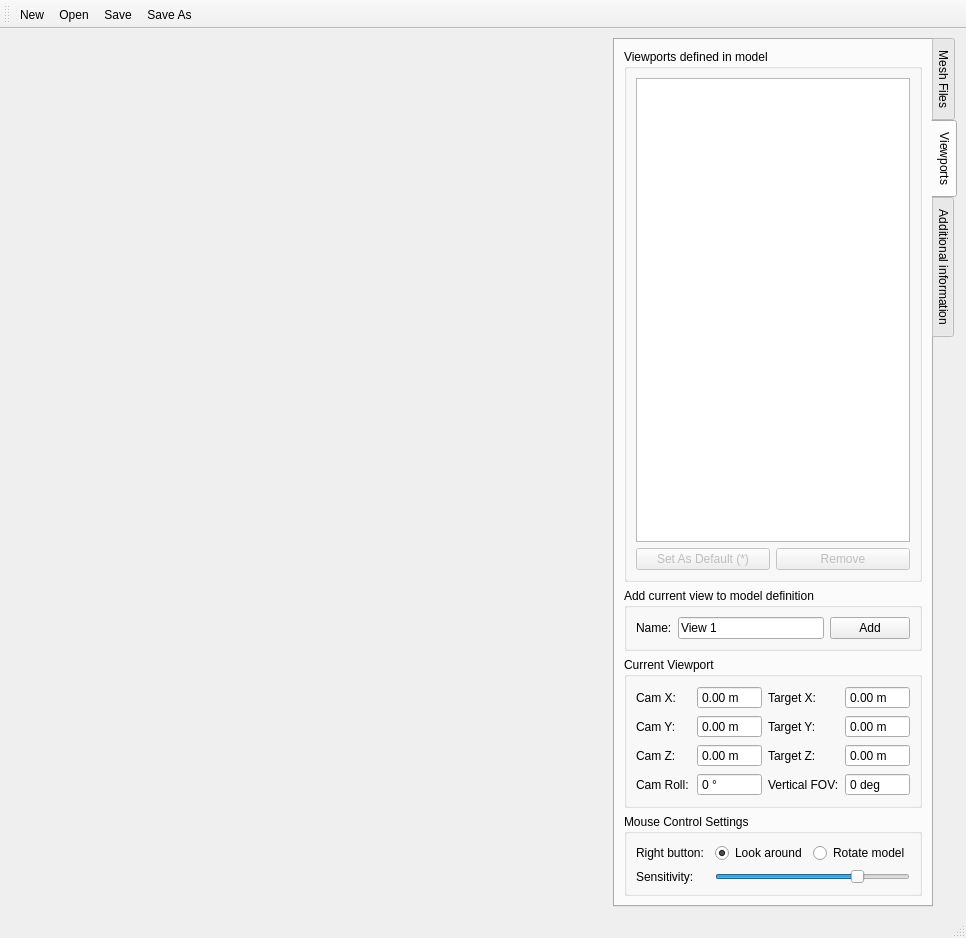
euratom-software/calcam, file calcam/gui/qt_designer_files/cad_edit.ui: the form before one commit.
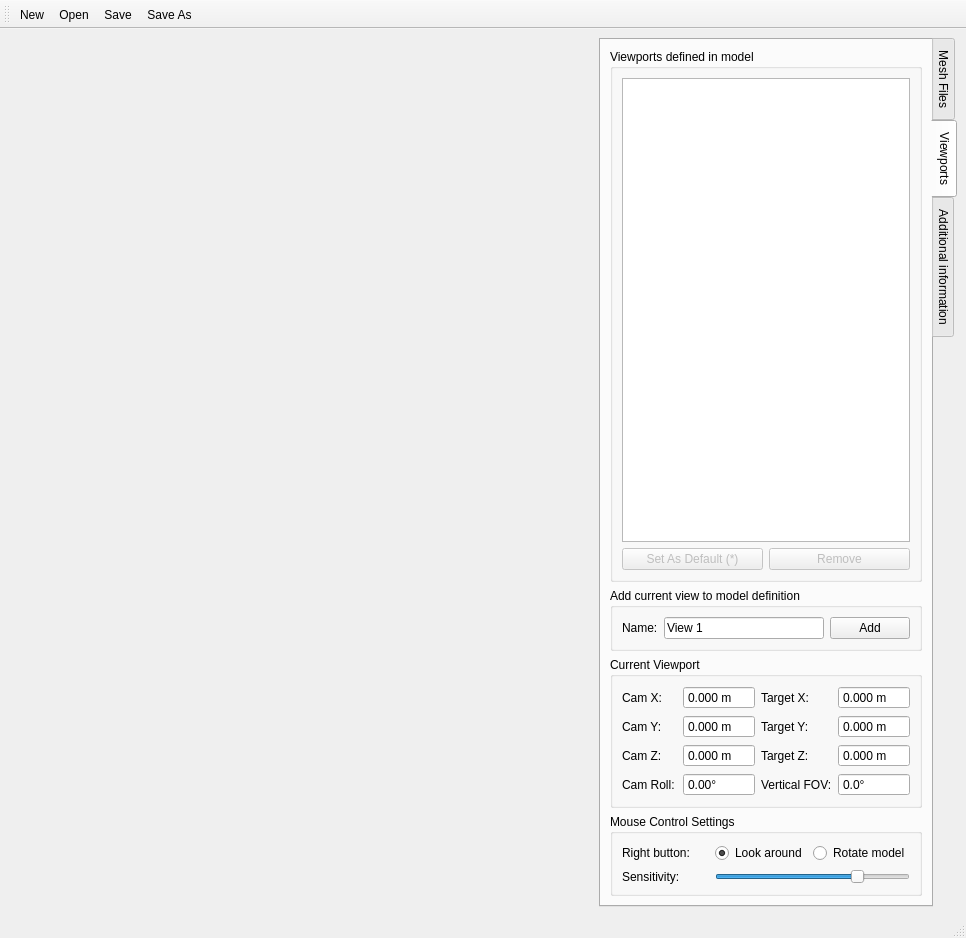
The form after the commit. The open tabs and pages were chosen to show the change.

Commit message: Use consistent decimal precision for camera view GUI settings across CAD editor and calibration tools

The edit to the form file:
```diff
--- a/calcam/gui/qt_designer_files/cad_edit.ui
+++ b/calcam/gui/qt_designer_files/cad_edit.ui
@@ -726,7 +726,7 @@
                  <string> m</string>
                 </property>
                 <property name="decimals">
-                 <number>2</number>
+                 <number>3</number>
                 </property>
                 <property name="minimum">
                  <double>-999.000000000000000</double>
@@ -757,7 +757,7 @@
                  <string> m</string>
                 </property>
                 <property name="decimals">
-                 <number>2</number>
+                 <number>3</number>
                 </property>
                 <property name="minimum">
                  <double>-999.000000000000000</double>
@@ -788,7 +788,7 @@
                  <string> m</string>
                 </property>
                 <property name="decimals">
-                 <number>2</number>
+                 <number>3</number>
                 </property>
                 <property name="minimum">
                  <double>-999.000000000000000</double>
@@ -819,7 +819,7 @@
                  <string> m</string>
                 </property>
                 <property name="decimals">
-                 <number>2</number>
+                 <number>3</number>
                 </property>
                 <property name="minimum">
                  <double>-999.000000000000000</double>
@@ -889,7 +889,7 @@
                  <string> m</string>
                 </property>
                 <property name="decimals">
-                 <number>2</number>
+                 <number>3</number>
                 </property>
                 <property name="minimum">
                  <double>-999.000000000000000</double>
@@ -920,7 +920,7 @@
                  <string> m</string>
                 </property>
                 <property name="decimals">
-                 <number>2</number>
+                 <number>3</number>
                 </property>
                 <property name="minimum">
                  <double>-999.000000000000000</double>
@@ -964,10 +964,10 @@
                  <bool>false</bool>
                 </property>
                 <property name="suffix">
-                 <string> deg</string>
+                 <string>°</string>
                 </property>
                 <property name="decimals">
-                 <number>0</number>
+                 <number>1</number>
                 </property>
                 <property name="maximum">
                  <double>180.000000000000000</double>
@@ -1012,10 +1012,10 @@
                  <bool>false</bool>
                 </property>
                 <property name="suffix">
-                 <string> °</string>
+                 <string>°</string>
                 </property>
                 <property name="decimals">
-                 <number>0</number>
+                 <number>2</number>
                 </property>
                 <property name="minimum">
                  <double>-180.000000000000000</double>
```
The commit also changes 1 other file.
